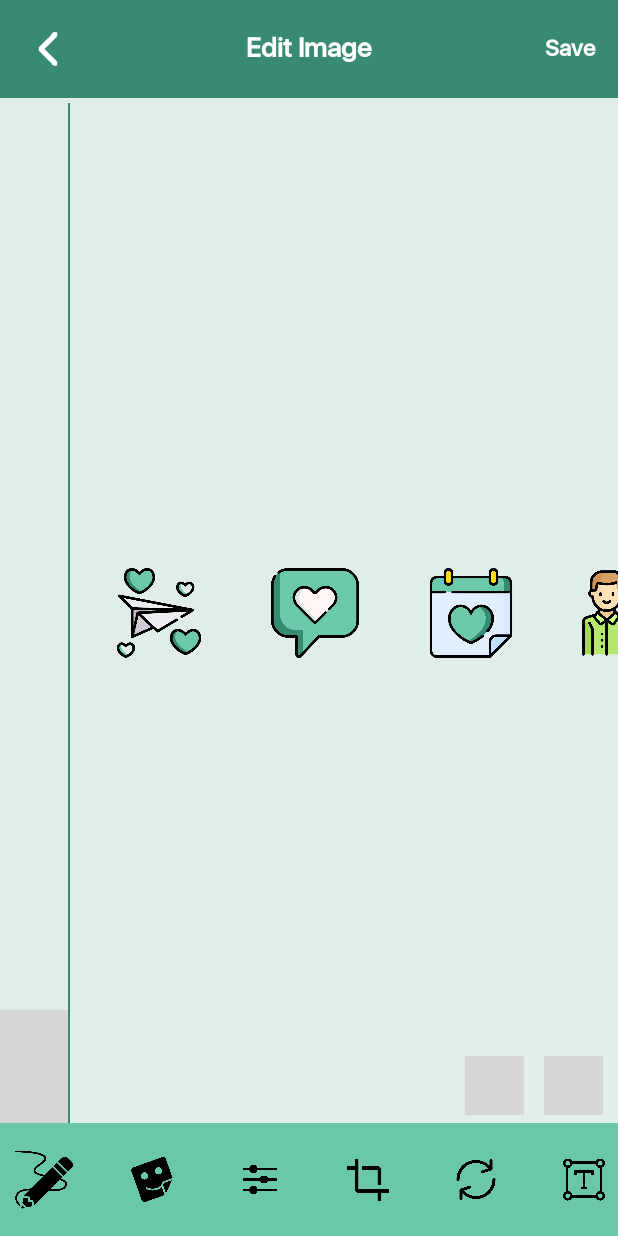
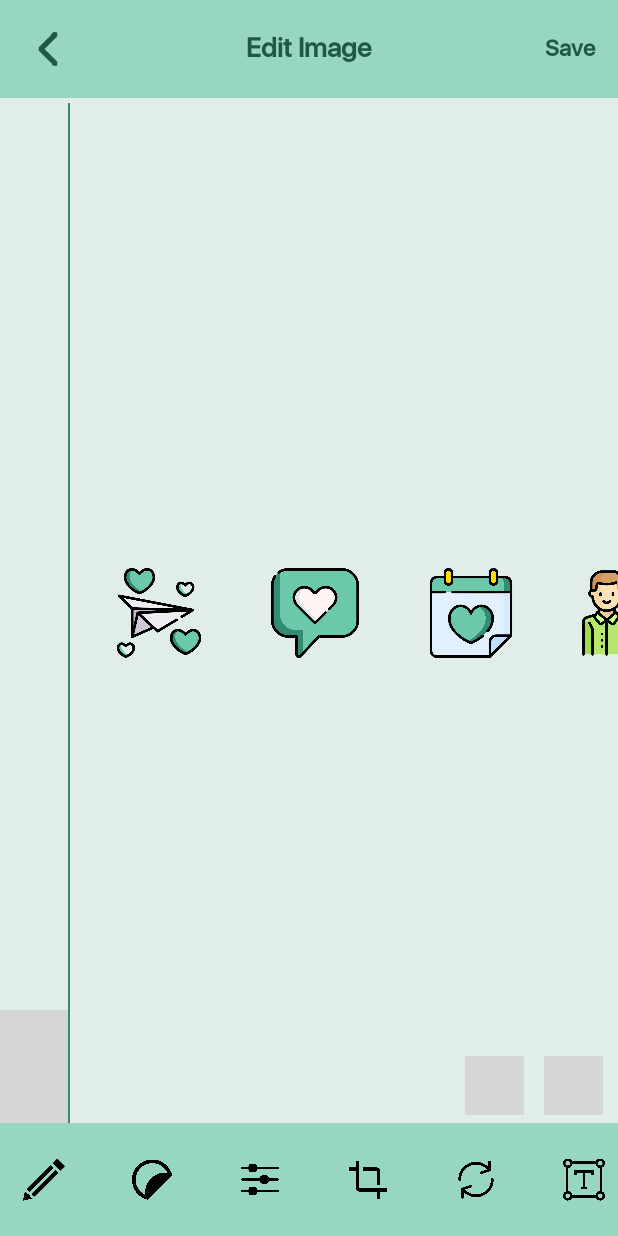
Before and after one commit to Naos-Team/PhotoMaker, an Android app: the fragment StickerFragment placed in its activity, on a phone screen of 412 x 824 dp. Run offline under Robolectric (Android 15) with nearby library versions, the phone set to English and light mode, and no system bars; our stand-ins replace sdp/ssp sizes; libraries missing offline, so code that uses them is left out: com.nostra13.universalimageloader; 4 statements that could not run were skipped; grey boxes are pictures that could not be loaded.

Commit message:
nhi push lan 2

```diff
--- a/app/src/main/res/layout/display_video.xml
+++ b/app/src/main/res/layout/display_video.xml
@@ -173,7 +173,7 @@
                 android:layout_height="wrap_content"
                 android:layout_gravity="left"
                 android:textStyle="bold"
-                android:layout_marginTop="15dp"
+                android:layout_marginTop="20dp"
                 android:layout_marginLeft="15dp"
                 android:textSize="25dp"
                 android:textColor="#286F5A"
--- a/app/src/main/res/layout/myvideolay.xml
+++ b/app/src/main/res/layout/myvideolay.xml
@@ -59,8 +59,8 @@
 
             <ImageView
                 android:id="@+id/share"
-                android:layout_width="20dp"
-                android:layout_height="20dp"
+                android:layout_width="21dp"
+                android:layout_height="21dp"
                 android:src="@drawable/mshare" />
 
             <ImageView
--- a/imageeditlibrary/src/main/res/layout/activity_image_edit.xml
+++ b/imageeditlibrary/src/main/res/layout/activity_image_edit.xml
@@ -12,7 +12,7 @@
         android:layout_width="match_parent"
         android:layout_height="@dimen/_50sdp"
         android:layout_alignParentTop="true"
-        android:background="@color/toptextcolor">
+        android:background="#97d7c2">
 
 
         <ImageView
@@ -20,7 +20,8 @@
             android:layout_width="37dp"
             android:layout_height="match_parent"
             android:layout_marginLeft="@dimen/_10sdp"
-            android:src="@drawable/mback" />
+            android:src="@drawable/mback"
+            app:tint="#205848" />
 
         <TextView
             android:id="@+id/title"
@@ -29,7 +30,7 @@
             android:layout_gravity="center"
             android:gravity="center"
             android:text="Edit Image"
-            android:textColor="@color/white"
+            android:textColor="#205848"
             android:textSize="@dimen/_14sdp"
             android:textStyle="bold" />
 
@@ -48,7 +49,7 @@
                 android:layout_height="match_parent"
                 android:gravity="center"
                 android:text="@string/save"
-                android:textColor="@color/white"
+                android:textColor="#205848"
                 android:textSize="@dimen/_12sdp"
                 android:textStyle="bold" />
 
@@ -58,7 +59,7 @@
                 android:layout_height="match_parent"
                 android:gravity="center"
                 android:text="@string/apply"
-                android:textColor="@color/toptextcolor"
+                android:textColor="#205848"
                 android:textSize="@dimen/_12sdp"
                 android:textStyle="bold" />
         </ViewFlipper>
@@ -69,7 +70,7 @@
         android:layout_width="match_parent"
         android:layout_height="@dimen/bottom_banner_height"
         android:layout_alignParentBottom="true"
-        android:background="@color/bottom_bg_color"
+        android:background="#97d7c2"
         android:overScrollMode="never" />
 
     <FrameLayout
--- a/imageeditlibrary/src/main/res/layout/fragment_edit_image_main_menu.xml
+++ b/imageeditlibrary/src/main/res/layout/fragment_edit_image_main_menu.xml
@@ -14,7 +14,7 @@
         <ImageView
             android:id="@+id/btn_paint"
             android:layout_width="40dp"
-            android:padding="10dp"
+            android:padding="15.5dp"
             android:layout_height="40dp"
             android:src="@drawable/draw"/>
 
@@ -22,7 +22,7 @@
             android:id="@+id/btn_stickers"
             android:layout_width="40dp"
             android:layout_height="40dp"
-            android:padding="10dp"
+            android:padding="16dp"
             android:layout_gravity="center"
             android:gravity="center"
             android:src="@drawable/lsticker"
@@ -32,7 +32,7 @@
             android:id="@+id/btn_filter"
             android:layout_width="40dp"
             android:layout_height="40dp"
-            android:padding="15dp"
+            android:padding="14dp"
             android:layout_gravity="center"
             android:gravity="center"
             android:src="@drawable/filter"/>
@@ -40,7 +40,7 @@
         <ImageView
             android:id="@+id/btn_crop"
             android:layout_width="40dp"
-            android:padding="15dp"
+            android:padding="16.5dp"
             android:layout_height="40dp"
             android:layout_gravity="center"
             android:gravity="center"
@@ -48,18 +48,18 @@
 
         <ImageView
             android:id="@+id/btn_rotate"
-            android:layout_width="40dp"
+            android:layout_width="41dp"
             android:layout_height="40dp"
-            android:padding="15dp"
             android:layout_gravity="center"
             android:gravity="center"
-            android:src="@drawable/rotate"/>
+            android:padding="16.5dp"
+            android:src="@drawable/rotate" />
 
         <ImageView
             android:id="@+id/btn_text"
             android:layout_width="40dp"
             android:layout_height="40dp"
-            android:padding="15dp"
+            android:padding="15.5dp"
             android:layout_gravity="center"
             android:gravity="center"
             android:src="@drawable/text"/>
@@ -68,7 +68,7 @@
             android:id="@+id/btn_beauty"
             android:layout_width="40dp"
             android:layout_height="40dp"
-            android:padding="15dp"
+            android:padding="17dp"
             android:layout_gravity="center"
             android:gravity="center"
             android:src="@drawable/beauty"/>
--- a/imageeditlibrary/src/main/res/layout/view_sticker_type_item.xml
+++ b/imageeditlibrary/src/main/res/layout/view_sticker_type_item.xml
@@ -6,7 +6,7 @@
 
     <ImageView
         android:id="@+id/icon"
-        android:padding="15dp"
+        android:padding="20dp"
         android:layout_width="match_parent"
         android:layout_height="match_parent"
         android:layout_gravity="center_vertical"
```
Also changed, not shown: app/src/main/assets/gload.json (+1 -1 lines), app/src/main/assets/vloader.json (+1 -1 lines), app/src/main/res/layout/video_preview.xml (+4 -4 lines), app/src/main/res/drawable-xhdpi/mshare.png (added), app/src/main/res/drawable/mshare.png (deleted), imageeditlibrary/src/main/res/drawable-hdpi/beauty.png, imageeditlibrary/src/main/res/drawable-hdpi/draw.png, imageeditlibrary/src/main/res/drawable-hdpi/lsticker.png.
